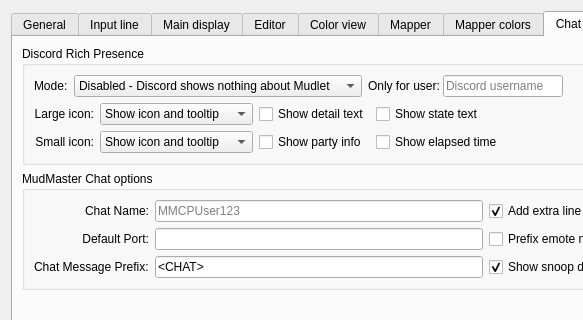
Qt form src/ui/profile_preferences.ui (vadi2/Mudlet) before a commit; both pictures show x 0 to 583 and y 0 to 320 of the 1055 by 876 pixel window.
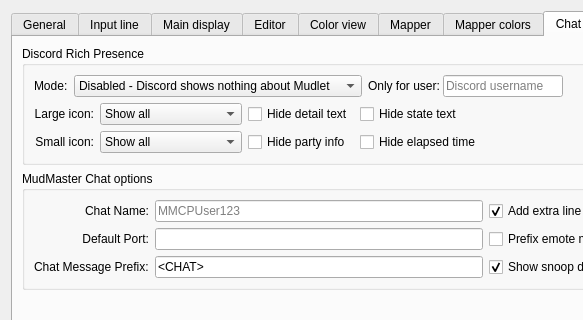
The same form after that commit. The open tabs and pages were chosen to show the change. Icons and pictures are not drawn. Custom widgets are drawn as their Qt base class.

Commit message: use hide labels for Discord privacy options

What changed in the file:
```diff
--- a/src/ui/profile_preferences.ui
+++ b/src/ui/profile_preferences.ui
@@ -3623,12 +3623,12 @@
                </property>
                <item>
                 <property name="text">
-                 <string>Show icon and tooltip</string>
+                 <string>Show all</string>
                 </property>
                </item>
                <item>
                 <property name="text">
-                 <string>Show icon, hide tooltip</string>
+                 <string>Hide tooltip</string>
                 </property>
                </item>
                <item>
@@ -3641,14 +3641,14 @@
              <item row="0" column="2">
               <widget class="QCheckBox" name="checkBox_discordServerAccessToDetail">
                <property name="text">
-                <string>Show detail text</string>
+                <string>Hide detail text</string>
                </property>
               </widget>
              </item>
              <item row="0" column="3">
               <widget class="QCheckBox" name="checkBox_discordServerAccessToState">
                <property name="text">
-                <string>Show state text</string>
+                <string>Hide state text</string>
                </property>
               </widget>
              </item>
@@ -3675,12 +3675,12 @@
                </property>
                <item>
                 <property name="text">
-                 <string>Show icon and tooltip</string>
+                 <string>Show all</string>
                 </property>
                </item>
                <item>
                 <property name="text">
-                 <string>Show icon, hide tooltip</string>
+                 <string>Hide tooltip</string>
                 </property>
                </item>
                <item>
@@ -3693,14 +3693,14 @@
              <item row="1" column="2">
               <widget class="QCheckBox" name="checkBox_discordServerAccessToPartyInfo">
                <property name="text">
-                <string>Show party info</string>
+                <string>Hide party info</string>
                </property>
               </widget>
              </item>
              <item row="1" column="3">
               <widget class="QCheckBox" name="checkBox_discordServerAccessToTimerInfo">
                <property name="text">
-                <string>Show elapsed time</string>
+                <string>Hide elapsed time</string>
                </property>
               </widget>
              </item>
```
The commit also changes 1 other file.
